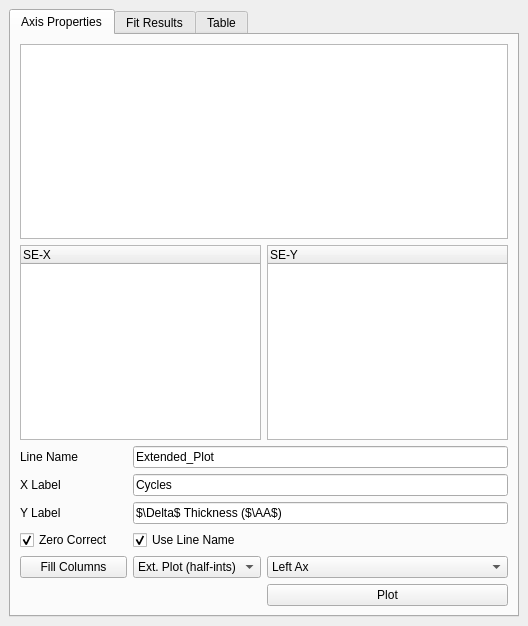
The window that src/Ui_Files/DockWidgets/Ui/dw_SE.ui (austinmcano/GGG) describes before a commit, drawn with Qt 5.
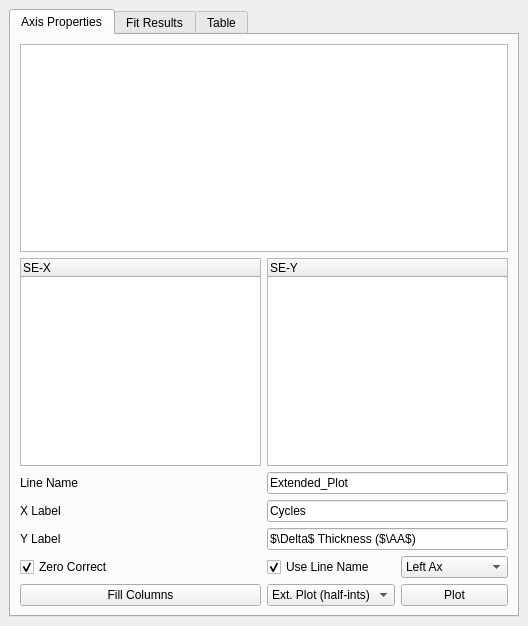
The same window after the commit.

```diff
--- a/src/Ui_Files/DockWidgets/Ui/dw_SE.ui
+++ b/src/Ui_Files/DockWidgets/Ui/dw_SE.ui
@@ -54,18 +54,6 @@
           </property>
          </widget>
         </item>
-        <item row="1" column="3">
-         <widget class="QTreeWidget" name="tw_y">
-          <property name="selectionMode">
-           <enum>QAbstractItemView::SingleSelection</enum>
-          </property>
-          <column>
-           <property name="text">
-            <string>SE-Y</string>
-           </property>
-          </column>
-         </widget>
-        </item>
         <item row="4" column="1">
          <widget class="QLabel" name="label_8">
           <property name="text">
@@ -94,20 +82,6 @@
           </property>
          </widget>
         </item>
-        <item row="11" column="3">
-         <widget class="QComboBox" name="ax_cb">
-          <item>
-           <property name="text">
-            <string>Left Ax</string>
-           </property>
-          </item>
-          <item>
-           <property name="text">
-            <string>Right Ax</string>
-           </property>
-          </item>
-         </widget>
-        </item>
         <item row="7" column="2">
          <widget class="QCheckBox" name="line_name_checkbox">
           <property name="text">
@@ -142,19 +116,45 @@
           </property>
          </widget>
         </item>
-        <item row="1" column="1" colspan="2">
-         <widget class="QTreeWidget" name="tw_x">
-          <column>
-           <property name="text">
-            <string>SE-X</string>
-           </property>
-          </column>
-         </widget>
-        </item>
         <item row="0" column="1" colspan="3">
          <widget class="QTreeView" name="SE_treeView"/>
         </item>
-        <item row="12" column="3">
+        <item row="1" column="1">
+         <widget class="QTreeWidget" name="tw_x">
+          <column>
+           <property name="text">
+            <string>SE-X</string>
+           </property>
+          </column>
+         </widget>
+        </item>
+        <item row="1" column="2" colspan="2">
+         <widget class="QTreeWidget" name="tw_y">
+          <property name="selectionMode">
+           <enum>QAbstractItemView::SingleSelection</enum>
+          </property>
+          <column>
+           <property name="text">
+            <string>SE-Y</string>
+           </property>
+          </column>
+         </widget>
+        </item>
+        <item row="7" column="3">
+         <widget class="QComboBox" name="ax_cb">
+          <item>
+           <property name="text">
+            <string>Left Ax</string>
+           </property>
+          </item>
+          <item>
+           <property name="text">
+            <string>Right Ax</string>
+           </property>
+          </item>
+         </widget>
+        </item>
+        <item row="11" column="3">
          <widget class="QPushButton" name="plot_pb">
           <property name="text">
            <string>Plot</string>
```
